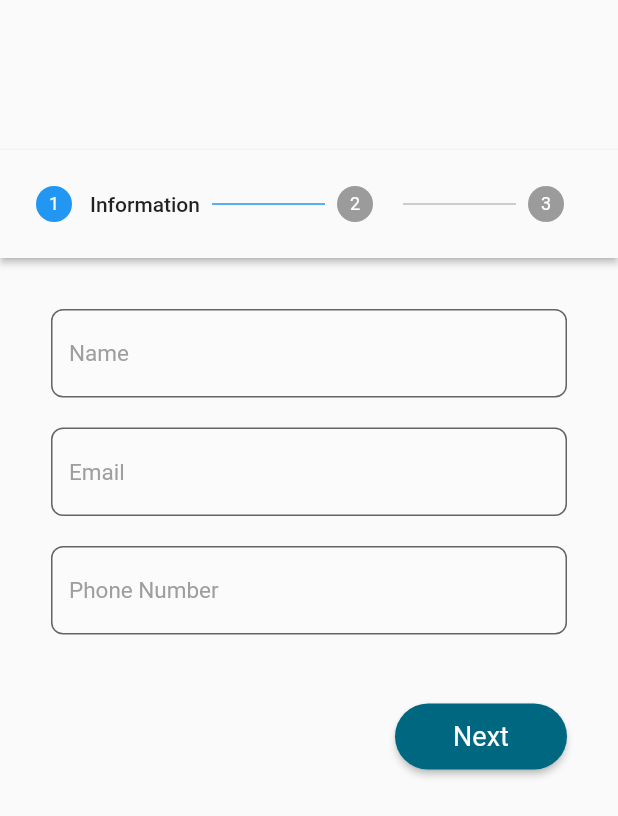
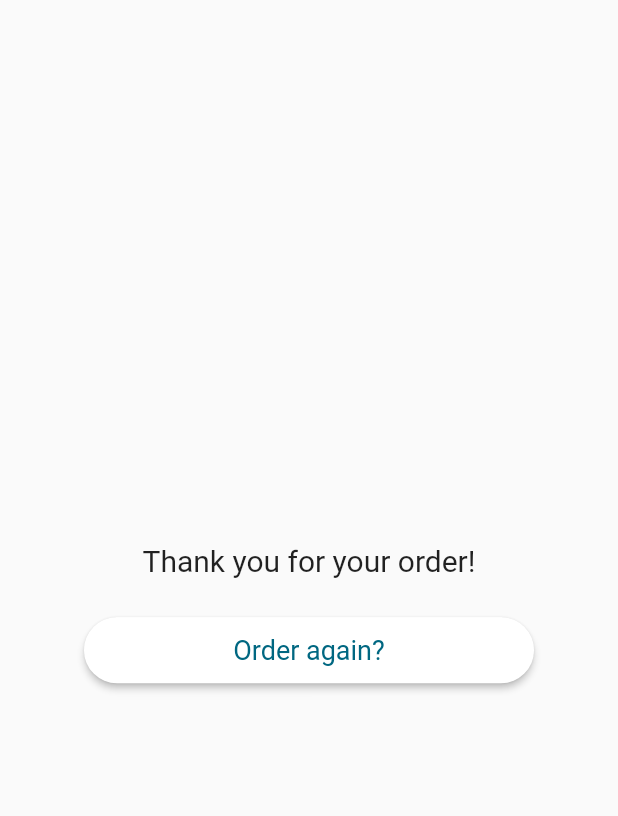
Before and after one commit to stefan-0905/proceedix_technical_assignment, a Flutter app: the SubscriptionFormView screen opened by its route, after a tap on "Next", on a phone screen of 412 x 824 dp. Shown: the top 816 px of the screen. Run offline on Flutter 3.47's test engine with Material 2 defaults, Android fonts, the phone set to English and light mode, and no system bars; drawn by our look-alikes of flutter_form_builder; our stand-ins replace fluentui_system_icons, form_builder_validators, go_router; missing offline and left inert: scaler.

Commit message:
chore: summary step and translations

```diff
--- /dev/null
+++ b/lib/src/app_translation.dart
@@ -0,0 +1,27 @@
+class AppTranslation {
+  static const company = 'Proceedix Enterprise';
+  static const login = 'Log in';
+  static const contact = 'Contact';
+  static const subscription = 'Subscription';
+  static const summary = 'Summary';
+  static const back = 'Back';
+  static const next = 'Next';
+  static const confirm = 'Confirm';
+  static const thankYou = 'Thank you for your order!';
+  static const orderAgain = 'Order again?';
+  static const name = 'Name';
+  static const email = 'Email';
+  static const phoneNumber = 'Phone Number';
+  static const tier = 'Tier';
+  static const price = 'Price';
+  static const annual = 'Annual';
+  static const monthly = 'Monthly';
+  static const frequency = 'Frequency';
+  static const totalPerYear = 'Total Per Year';
+  static const month = 'month';
+  static const year = 'year';
+  static const annualSubscription = 'Annual Subscription';
+  static const annualDiscount = 'Each of our yearly plans gives you 2 free months.';
+  static const ok = 'OK';
+
+}
--- a/lib/src/features/landing/landing_view.dart
+++ b/lib/src/features/landing/landing_view.dart
@@ -3,6 +3,7 @@ import 'package:fluentui_system_icons/fluentui_system_icons.dart';
 import 'package:go_router/go_router.dart';
 import 'package:proceedix_technical_assignment/src/app_asset_images.dart';
 import 'package:proceedix_technical_assignment/src/app_theme_colors.dart';
+import 'package:proceedix_technical_assignment/src/app_translation.dart';
 import 'package:proceedix_technical_assignment/src/routing/route_names.dart';
 import 'package:proceedix_technical_assignment/src/widgets/button/button.dart';
 import 'package:proceedix_technical_assignment/src/widgets/button/button_type.dart';
@@ -41,7 +42,7 @@ class LandingView extends StatelessWidget {
             Column(
               children: [
                 Button(
-                  label: 'Proceedix Enterprise',
+                  label: AppTranslation.company,
                   type: ButtonType.secondary,
                   trailingChevron: true,
                   showIcon: true,
@@ -50,7 +51,7 @@ class LandingView extends StatelessWidget {
                 ),
                 const Spacing(),
                 Button(
-                  label: 'Log in',
+                  label: AppTranslation.login,
                   showIcon: true,
                   icon: FluentIcons.person_arrow_left_16_filled,
                   onPressed: () => context.pushNamed(RouteNames.subscribe),
--- a/lib/src/features/subscription_form/subscription_form_view.dart
+++ b/lib/src/features/subscription_form/subscription_form_view.dart
@@ -1,9 +1,13 @@
 import 'package:flutter/material.dart';
 import 'package:flutter_form_builder/flutter_form_builder.dart';
+import 'package:go_router/go_router.dart';
+import 'package:proceedix_technical_assignment/src/app_translation.dart';
 import 'package:proceedix_technical_assignment/src/features/subscription_form/widgets/info_form.dart';
 import 'package:proceedix_technical_assignment/src/features/subscription_form/widgets/pricing/subscription.dart';
-import 'package:proceedix_technical_assignment/src/features/subscription_form/widgets/summary.dart';
+import 'package:proceedix_technical_assignment/src/features/subscription_form/widgets/summary/summary.dart';
+import 'package:proceedix_technical_assignment/src/models/person_model.dart';
 import 'package:proceedix_technical_assignment/src/models/subscription_plan_model.dart';
+import 'package:proceedix_technical_assignment/src/routing/route_names.dart';
 import 'package:proceedix_technical_assignment/src/widgets/button/button.dart';
 import 'package:proceedix_technical_assignment/src/widgets/button/button_type.dart';
 
@@ -27,8 +31,7 @@ class _SubscriptionFormViewState extends State<SubscriptionFormView> {
     steps = getSteps();
 
     return Scaffold(
-      body: Container(
-        padding: const EdgeInsets.only(top: 100),
+      body: Center(
         child: FormBuilder(
           key: _formKey,
           child: Stepper(
@@ -46,7 +49,7 @@ class _SubscriptionFormViewState extends State<SubscriptionFormView> {
                     if (_currentStep > 0)
                       Expanded(
                         child: Button(
-                          label: 'Back',
+                          label: AppTranslation.back,
                           onPressed: details.onStepCancel,
                         ),
                       )
@@ -55,9 +58,9 @@ class _SubscriptionFormViewState extends State<SubscriptionFormView> {
                     const Spacer(),
                     Expanded(
                       child: Button(
-                         label: _currentStep == steps.length - 1
-                            ? 'Confirm'
-                            : 'Next',
+                        label: _currentStep == steps.length - 1
+                            ? AppTranslation.confirm
+                            : AppTranslation.next,
                         type: ButtonType.secondary,
                         onPressed: details.onStepContinue,
                       ),
@@ -74,13 +77,13 @@ class _SubscriptionFormViewState extends State<SubscriptionFormView> {
 
   List<Step> getSteps() => [
         Step(
-          title: Text(_currentStep == 0 ? 'Information' : ""),
+          title: Text(_currentStep == 0 ? AppTranslation.contact : ""),
           content: const InfoForm(),
           isActive: _currentStep >= 0,
           state: _currentStep > 0 ? StepState.complete : StepState.indexed,
         ),
         Step(
-          title: Text(_currentStep == 1 ? 'Subscription' : ''),
+          title: Text(_currentStep == 1 ? AppTranslation.subscription : ''),
           content: Subscription(
             subscriptionPlan: subscriptionPlan,
             setSubscriptionPlan: _selectSubscriptionPlan,
@@ -89,12 +92,29 @@ class _SubscriptionFormViewState extends State<SubscriptionFormView> {
           state: _currentStep > 1 ? StepState.complete : StepState.indexed,
         ),
         Step(
-          title: Text(_currentStep == 2 ? 'Summary' : ''),
-          content: const Summary(),
+          title: Text(_currentStep == 2 ? AppTranslation.summary : ''),
+          content: Summary(
+            person: _getUser(),
+            subscriptionPlan: subscriptionPlan,
+          ),
           isActive: _currentStep >= 2,
           state: _currentStep > 2 ? StepState.complete : StepState.indexed,
         ),
       ];
+
+  PersonModel? _getUser() {
+    final state = _formKey.currentState;
+    if (state == null) {
+      return null;
+    }
+    final formValues = state.instantValue;
+
+    return PersonModel(
+      name: formValues['name'],
+      email: formValues['email'],
+      number: formValues['phoneNumber'],
+    );
+  }
 
   void _selectSubscriptionPlan(SubscriptionPlanModel tier) {
     setState(() {
@@ -122,7 +142,6 @@ class _SubscriptionFormViewState extends State<SubscriptionFormView> {
 
   void _nextPage() {
     setState(() => _currentStep += 1);
-    debugPrint(_currentStep.toString());
   }
 
   void _previousPage() {
@@ -131,5 +150,7 @@ class _SubscriptionFormViewState extends State<SubscriptionFormView> {
     }
   }
 
-  void _confirm() {}
+  void _confirm() {
+    context.goNamed(RouteNames.thankYou);
+  }
 }
--- /dev/null
+++ b/lib/src/features/subscription_form/thank_you_view.dart
@@ -0,0 +1,39 @@
+import 'package:flutter/material.dart';
+import 'package:go_router/go_router.dart';
+import 'package:proceedix_technical_assignment/src/app_translation.dart';
+import 'package:proceedix_technical_assignment/src/routing/route_names.dart';
+import 'package:proceedix_technical_assignment/src/widgets/button/button.dart';
+import 'package:proceedix_technical_assignment/src/widgets/spacing.dart';
+
+class ThankYouView extends StatelessWidget {
+  const ThankYouView({super.key});
+
+  @override
+  Widget build(BuildContext context) {
+    return Scaffold(
+      body: Center(
+        child: Column(
+          mainAxisSize: MainAxisSize.min,
+          children: [
+            const Text(
+              AppTranslation.thankYou,
+              style: TextStyle(
+                fontSize: 20,
+              ),
+            ),
+            const Spacing(),
+            SizedBox(
+              width: 300,
+              child: Button(
+                label: AppTranslation.orderAgain,
+                onPressed: () => context.goNamed(
+                  RouteNames.subscribe,
+                ),
+              ),
+            ),
+          ],
+        ),
+      ),
+    );
+  }
+}
--- a/lib/src/features/subscription_form/widgets/info_form.dart
+++ b/lib/src/features/subscription_form/widgets/info_form.dart
@@ -1,5 +1,6 @@
 import 'package:flutter/material.dart';
 import 'package:form_builder_validators/form_builder_validators.dart';
+import 'package:proceedix_technical_assignment/src/app_translation.dart';
 import 'package:proceedix_technical_assignment/src/widgets/spacing.dart';
 import 'package:proceedix_technical_assignment/src/widgets/text_input.dart';
 
@@ -14,13 +15,13 @@ class InfoForm extends StatelessWidget {
         children: [
           TextInput(
             name: 'name',
-            label: 'Name',
+            label: AppTranslation.name,
             validator: FormBuilderValidators.required(),
           ),
           const Spacing(),
           TextInput(
             name: 'email',
-            label: 'Email',
+            label: AppTranslation.email,
             validator: FormBuilderValidators.compose([
               FormBuilderValidators.email(),
               FormBuilderValidators.required(),
@@ -30,7 +31,7 @@ class InfoForm extends StatelessWidget {
           const Spacing(),
           TextInput(
             name: 'phoneNumber',
-            label: 'Phone Number',
+            label: AppTranslation.phoneNumber,
             validator: FormBuilderValidators.required(),
             textInputType: TextInputType.number,
           ),
--- a/lib/src/features/subscription_form/widgets/pricing/subscription.dart
+++ b/lib/src/features/subscription_form/widgets/pricing/subscription.dart
@@ -1,4 +1,5 @@
 import 'package:flutter/material.dart';
+import 'package:proceedix_technical_assignment/src/app_translation.dart';
 import 'package:proceedix_technical_assignment/src/features/subscription_form/widgets/pricing/annual_toggler.dart';
 import 'package:proceedix_technical_assignment/src/features/subscription_form/widgets/pricing/tier.dart';
 import 'package:proceedix_technical_assignment/src/models/pricing_tier_model.dart';
@@ -34,7 +35,7 @@ class _SubscriptionState extends State<Subscription> {
     return Column(
       children: [
         Text(
-          "${isAnnual ? 'Yearly' : 'Monthly'} Subscription",
+          "${isAnnual ? AppTranslation.annual : AppTranslation.monthly} ${AppTranslation.subscription}",
           textAlign: TextAlign.center,
           style: const TextStyle(
             fontWeight: FontWeight.bold,
@@ -46,8 +47,8 @@ class _SubscriptionState extends State<Subscription> {
           (tier) => Tier(
             title: tier.title.name,
             trailing: isAnnual
-                ? "${tier.amount * 10} / year"
-                : "${tier.amount} / month",
+                ? "${tier.amount * 10} / ${AppTranslation.year}"
+                : "${tier.amount} / ${AppTranslation.month}",
             isSelected: widget.subscriptionPlan?.tier.title == tier.title,
             onTap: () => _onTierSelected(tier, isAnnual: isAnnual),
           ),
--- a/lib/src/features/subscription_form/widgets/summary.dart
+++ /dev/null
@@ -1,12 +0,0 @@
-import 'package:flutter/material.dart';
-
-class Summary extends StatelessWidget {
-  const Summary({super.key});
-
-  @override
-  Widget build(BuildContext context) {
-    return const Center(
-      child: Text('Summary'),
-    );
-  }
-}
--- /dev/null
+++ b/lib/src/features/subscription_form/widgets/summary/summary.dart
@@ -0,0 +1,67 @@
+import 'package:flutter/material.dart';
+import 'package:proceedix_technical_assignment/src/app_translation.dart';
+import 'package:proceedix_technical_assignment/src/features/subscription_form/widgets/summary/person_card.dart';
+import 'package:proceedix_technical_assignment/src/features/subscription_form/widgets/summary/subscription_card.dart';
+import 'package:proceedix_technical_assignment/src/models/person_model.dart';
+import 'package:proceedix_technical_assignment/src/models/subscription_plan_model.dart';
+import 'package:proceedix_technical_assignment/src/widgets/spacing.dart';
+
+class Summary extends StatelessWidget {
+  const Summary({
+    super.key,
+    required this.person,
+    required this.subscriptionPlan,
+  });
+
+  final PersonModel? person;
+  final SubscriptionPlanModel? subscriptionPlan;
+
+  @override
+  Widget build(BuildContext context) {
+    final localPerson = person;
+    final localSubscription = subscriptionPlan;
+    if (localPerson == null || localSubscription == null) {
+      return Container();
+    }
+
+    return Column(
+      children: [
+        SizedBox(
+          width: double.infinity,
+          child: Column(
+            crossAxisAlignment: CrossAxisAlignment.start,
+            children: [
+              const Padding(
+                padding: EdgeInsets.all(10.0),
+                child: Text(
+                  AppTranslation.contact,
+                  style: TextStyle(
+                    fontSize: 20,
+                    fontWeight: FontWeight.bold,
+                  ),
+                ),
+              ),
+              PersonCard(
+                person: localPerson,
+              ),
+              const Spacing(),
+              const Padding(
+                padding: EdgeInsets.all(10.0),
+                child: Text(
+                  AppTranslation.subscription,
+                  style: TextStyle(
+                    fontSize: 20,
+                    fontWeight: FontWeight.bold,
+                  ),
+                ),
+              ),
+              SubscriptionCard(
+                subscription: localSubscription,
+              )
+            ],
+          ),
+        ),
+      ],
+    );
+  }
+}
--- a/lib/src/routing/route_names.dart
+++ b/lib/src/routing/route_names.dart
@@ -1,4 +1,5 @@
 class RouteNames {
   static const String landing = 'landing';
   static const String subscribe = 'subscribe';
+  static const String thankYou = 'thank-you';
 }
--- a/lib/src/routing/routes.dart
+++ b/lib/src/routing/routes.dart
@@ -1,6 +1,7 @@
 import 'package:go_router/go_router.dart';
 import 'package:proceedix_technical_assignment/src/features/landing/landing_view.dart';
 import 'package:proceedix_technical_assignment/src/features/subscription_form/subscription_form_view.dart';
+import 'package:proceedix_technical_assignment/src/features/subscription_form/thank_you_view.dart';
 import 'package:proceedix_technical_assignment/src/routing/route_names.dart';
 
 final routes = GoRouter(
@@ -16,5 +17,10 @@ final routes = GoRouter(
       name: RouteNames.subscribe,
       builder: (context, state) => const SubscriptionFormView(),
     ),
+    GoRoute(
+      path: '/thank-you',
+      name: RouteNames.thankYou,
+      builder: (context, state) => const ThankYouView(),
+    ),
   ],
 );
```
Also changed, not shown: lib/src/features/subscription_form/widgets/pricing/annual_toggler.dart (+4 -4 lines), lib/src/features/subscription_form/widgets/summary/person_card.dart (added, +44 -0 lines), lib/src/features/subscription_form/widgets/summary/subscription_card.dart (added, +64 -0 lines), lib/src/models/person_model.dart (added, +11 -0 lines).
